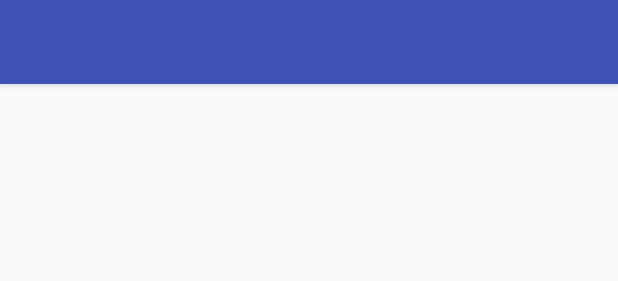
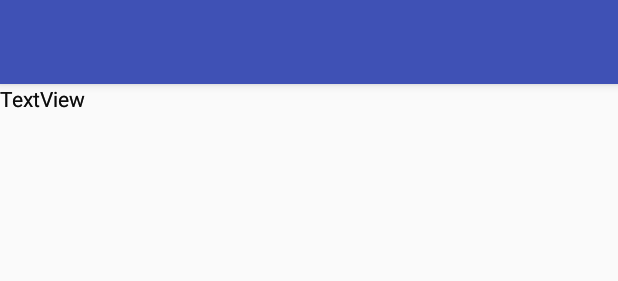
Before and after one commit to huaibts/Queen, an Android app: the layout activity_main.xml on its own in the app's theme, with its tools: preview values and no code run, on a phone screen of 412 x 824 dp. Shown: the top 281 px of the screen. Run offline under Robolectric (Android 15) with nearby library versions, the phone set to English and light mode, and no system bars.

```diff
--- a/app/src/main/res/layout/content_main.xml
+++ b/app/src/main/res/layout/content_main.xml
@@ -8,4 +8,35 @@
     tools:context="com.huai.queen.MainActivity"
     tools:showIn="@layout/activity_main">
 
+    <TextView
+        android:id="@+id/question"
+        android:layout_width="wrap_content"
+        android:layout_height="wrap_content"
+        android:text="TextView"
+        tools:layout_editor_absoluteX="145dp"
+        tools:layout_editor_absoluteY="29dp" />
+
+    <TextView
+        android:id="@+id/answer"
+        android:layout_width="wrap_content"
+        android:layout_height="wrap_content"
+        android:text="TextView"
+        tools:layout_editor_absoluteX="38dp"
+        tools:layout_editor_absoluteY="88dp" />
+
+    <TextView
+        android:id="@+id/answer1"
+        android:layout_width="wrap_content"
+        android:layout_height="wrap_content"
+        android:text="TextView"
+        tools:layout_editor_absoluteX="145dp"
+        tools:layout_editor_absoluteY="79dp" />
+
+    <TextView
+        android:id="@+id/answer2"
+        android:layout_width="wrap_content"
+        android:layout_height="wrap_content"
+        android:text="TextView"
+        tools:layout_editor_absoluteX="291dp"
+        tools:layout_editor_absoluteY="88dp" />
 </android.support.constraint.ConstraintLayout>
```
Also changed, not shown: app/src/main/java/com/huai/queen/MainActivity.java (+63 -0 lines).
